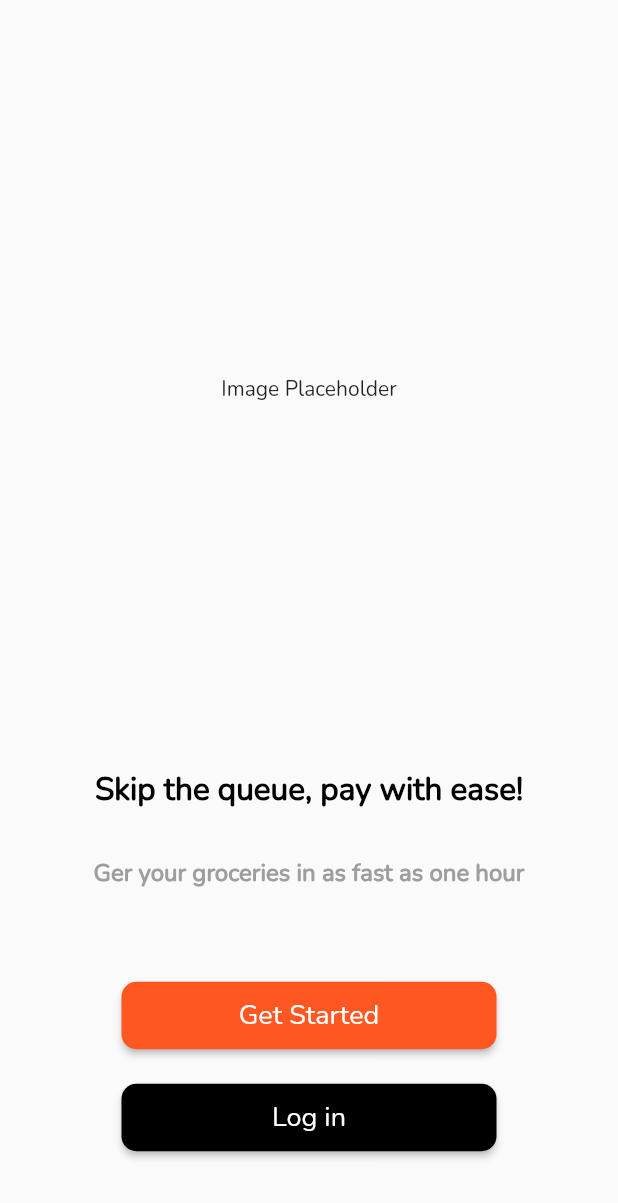
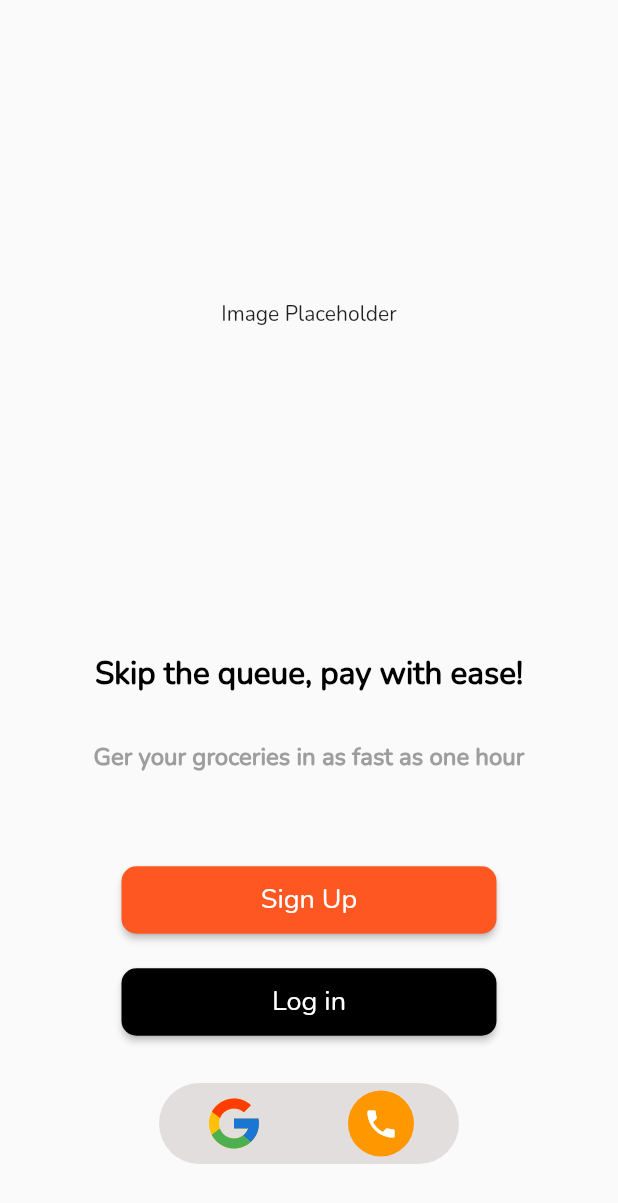
Before and after one commit to Jinks02/Queaze, a Flutter app: the GetStarted screen opened directly, on a phone screen of 412 x 824 dp. Shown: the top 1203 px of the screen. Run offline on Flutter 3.47's test engine with Material 2 defaults, Android fonts, the phone set to English and light mode, and no system bars; our stand-ins replace firebase_auth, firebase_core, flutter_svg, glassmorphism, google_sign_in, intl_phone_field and 4 more; accounts and stored records are empty.

Commit message:
fixed the ui flow

```diff
--- a/lib/view/onBoarding/get_started_view.dart
+++ b/lib/view/onBoarding/get_started_view.dart
@@ -1,6 +1,9 @@
-import 'package:flutter/cupertino.dart';
+import 'package:flutter/foundation.dart';
 import 'package:flutter/material.dart';
+import 'package:flutter_svg/svg.dart';
 import 'package:queaze/view/login/login.dart';
+import 'package:queaze/view/login/signup.dart';
+import 'package:queaze/view/otp_screens/otp_phone_number_view.dart';
 
 class GetStarted extends StatelessWidget {
   @override
@@ -10,7 +13,7 @@ class GetStarted extends StatelessWidget {
       mainAxisAlignment: MainAxisAlignment.spaceBetween,
       children: [
         Container(
-          margin: EdgeInsets.only(top: 250),
+          margin: const EdgeInsets.only(top: 200),
           width: double.infinity,
           child: const Text(
             "Image Placeholder",
@@ -40,27 +43,36 @@ class GetStarted extends StatelessWidget {
                 ),
               ),
               Column(
+                mainAxisAlignment: MainAxisAlignment.center,
                 children: [
                   Container(
-                    margin: EdgeInsets.only(top: 10),
+                    margin: const EdgeInsets.only(top: 10),
                     width: 250,
                     child: ElevatedButton(
-                      onPressed: () {},
+                      onPressed: () {
+                        Navigator.of(context).push(
+                          MaterialPageRoute(
+                            builder: (context) => SignUpPage(),
+                          ),
+                        );
+                      },
                       style: ElevatedButton.styleFrom(
                           shape: const RoundedRectangleBorder(
                               borderRadius:
                                   BorderRadius.all(Radius.circular(10)))),
                       child: Container(
-                        padding: EdgeInsets.all(10),
+                        padding: const EdgeInsets.all(10),
                         child: const Text(
-                          "Get Started",
+                          "Sign Up",
                           style: TextStyle(fontSize: 18),
                         ),
                       ),
                     ),
                   ),
                   Container(
-                    margin: EdgeInsets.only(top: 20, bottom: 55),
+                    margin: const EdgeInsets.only(
+                      top: 20,
+                    ),
                     width: 250,
                     child: ElevatedButton(
                       onPressed: () {
@@ -84,6 +96,74 @@ class GetStarted extends StatelessWidget {
                         ),
                       ),
                     ),
+                  ),
+                  Padding(
+                    padding: const EdgeInsets.only(top: 30.0, bottom: 48),
+                    child: Container(
+                      padding: EdgeInsets.symmetric(vertical: 5),
+                      width: 200,
+                      decoration: BoxDecoration(
+                        color: Color(0xffE3DEDE),
+                        borderRadius: BorderRadius.circular(40),
+                      ),
+                      child: Row(
+                        mainAxisAlignment: MainAxisAlignment.center,
+                        children: [
+                          Theme(
+                            data: ThemeData(platform: defaultTargetPlatform),
+                            child: defaultTargetPlatform ==
+                                    TargetPlatform.android
+                                ? Padding(
+                                    padding: const EdgeInsets.only(right: 28.0),
+                                    child: InkWell(
+                                      onTap: () {
+                                        debugPrint("google icon clicked");
+                                      },
+                                      child: SvgPicture.asset(
+                                        'assets/images/google_logo.svg',
+                                        width: 40,
+                                        height: 40,
+                                      ),
+                                    ),
+                                  )
+                                : Padding(
+                                    padding: EdgeInsets.only(right: 28),
+                                    child: InkWell(
+                                      onTap: () {
+                                        debugPrint("apple icon clicked");
+                                      },
+                                      child: SvgPicture.asset(
+                                        'assets/images/apple_logo_dark.svg',
+                                        width: 40,
+                                        height: 40,
+                                      ),
+                                    ),
+                                  ),
+                          ),
+                          Padding(
+                            padding: const EdgeInsets.only(left: 28.0),
+                            child: InkWell(
+                              onTap: () {
+                                debugPrint("phone icon clicked");
+                                Navigator.of(context).push(
+                                  MaterialPageRoute(
+                                    builder: (context) => OtpPhoneNumberView(),
+                                  ),
+                                );
+                              },
+                              child: const CircleAvatar(
+                                backgroundColor: Colors.orange,
+                                radius: 22,
+                                child: Icon(
+                                  Icons.phone,
+                                  color: Colors.white,
+                                ),
+                              ),
+                            ),
+                          ),
+                        ],
+                      ),
+                    ),
                   )
                 ],
               ),
```
Also changed, not shown: lib/view/login/login.dart (+5 -5 lines), lib/view/login/signup.dart (+30 -3 lines), assets/images/apple_logo_dark.svg (added).
